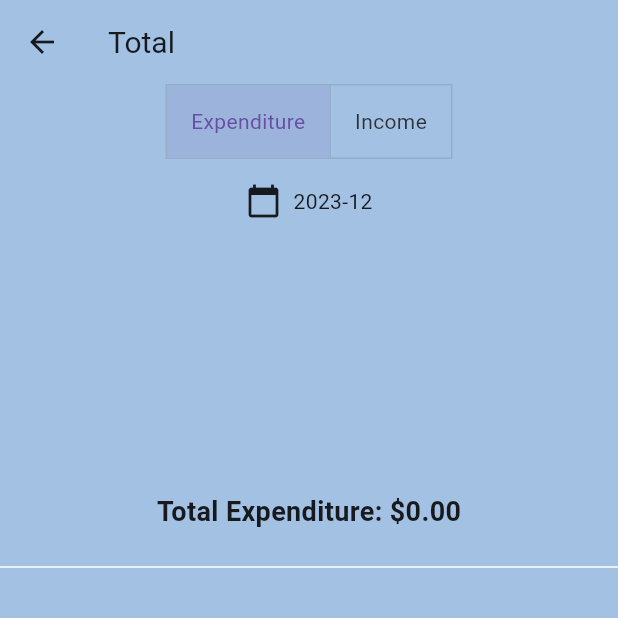
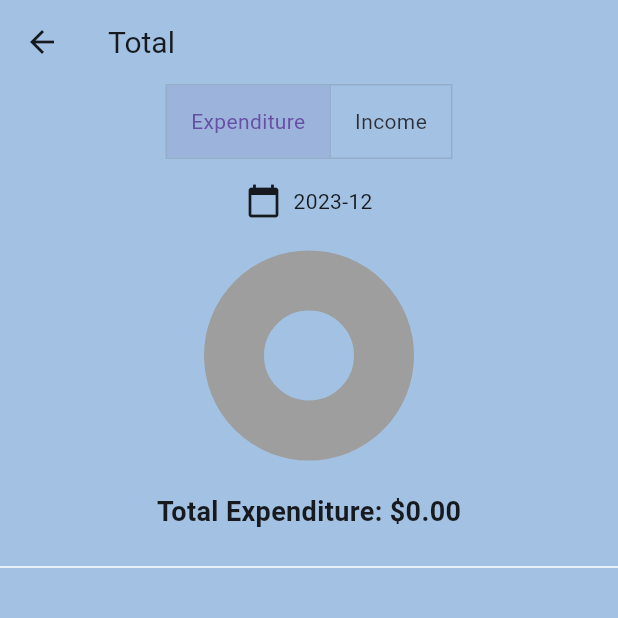
Before and after one commit to Lana0211/FMS, a Flutter app: the TotalScreen screen opened directly, after a tap on "Expenditure", on a phone screen of 412 x 824 dp, the top half of it. Run offline on Flutter 3.47's test engine with Material 3 defaults, Android fonts, the phone set to English and light mode, and no system bars; drawn by our look-alikes of fl_chart; network calls fail; Roboto replaces fonts that are missing (Montserrat).

Commit message:
total page empty pie

```diff
--- a/lib/total.dart
+++ b/lib/total.dart
@@ -19,22 +19,20 @@ class _TotalScreenState extends State<TotalScreen> {
   @override
   void initState() {
     super.initState();
-    fetchData(); // 初始时获取数据
+    fetchData(); // 初始化數據
   }
 
   Future<void> fetchData() async {
+    final String year = selectedDate.year.toString();
+    final String month = selectedDate.month.toString().padLeft(2, '0'); // 確保月份是兩位數
     final String endpoint = isExpenditure
-        ? 'http://10.0.2.2:5000/api/expenditures'
-        : 'http://10.0.2.2:5000/api/incomes';
+        ? 'http://10.0.2.2:5000/api/expenditures?year=$year&month=$month'
+        : 'http://10.0.2.2:5000/api/incomes?year=$year&month=$month';
+
     try {
       final response = await http.get(Uri.parse(endpoint));
       if (response.statusCode == 200) {
         final Map<String, dynamic> data = json.decode(response.body);
-        // setState(() {
-        //   // 根据返回的 JSON 结构解析数据
-        //   typeAndAmountList = List<Map<String, dynamic>>.from(data['expenditure']);
-        //   totalAmount = double.parse(data['total_amount']);
-        // });
         if (isExpenditure) {
           // 处理支出数据
           if (data['expenditures'] != null) {
@@ -43,7 +41,6 @@ class _TotalScreenState extends State<TotalScreen> {
               totalAmount = double.parse(data['total_amount']);
             });
           } else {
-            // 如果 data['income'] 为 null，则应对 typeAndAmountList 进行适当处理
             setState(() {
               typeAndAmountList = [];
               totalAmount = 0.0;
@@ -57,7 +54,6 @@ class _TotalScreenState extends State<TotalScreen> {
               totalAmount = double.parse(data['total_amount']);
             });
           } else {
-            // 如果 data['income'] 为 null，则应对 typeAndAmountList 进行适当处理
             setState(() {
               typeAndAmountList = [];
               totalAmount = 0.0;
@@ -73,19 +69,23 @@ class _TotalScreenState extends State<TotalScreen> {
   }
 
   Future<void> _selectDate(BuildContext context) async {
+    final initialDate = DateTime(selectedDate.year, selectedDate.month, 1);
+
     final DateTime? picked = await showDatePicker(
       context: context,
-      initialDate: selectedDate,
+      initialDate: selectedDate.isAfter(DateTime.now()) ? DateTime.now() : initialDate,
       firstDate: DateTime(2000),
-      lastDate: DateTime(2023),
-      initialEntryMode: DatePickerEntryMode.calendarOnly, // 顯示日曆
-      // 只允許選擇年/月
+      lastDate: DateTime(2025),
+      initialEntryMode: DatePickerEntryMode.calendarOnly,
       selectableDayPredicate: (DateTime day) => day.day == 1,
     );
     if (picked != null && picked != selectedDate) {
       setState(() {
         selectedDate = DateTime(picked.year, picked.month);
+        typeAndAmountList = []; // 清空列表
+        totalAmount = 0.0; // 重置總價
       });
+      fetchData(); // 獲得新數據
     }
   }
 
@@ -134,27 +134,51 @@ class _TotalScreenState extends State<TotalScreen> {
             onTap: () => _selectDate(context), // 綁定 _selectDate
           ),
 
-          _buildPieChart(),
-          _buildTotalAmount(),
-          const Divider(
-            color: Colors.white,
-            thickness: 1.0,
-          ),
-          // Type and Amount
-          _buildTypeAndAmountList(context),
+          if (typeAndAmountList.isNotEmpty) ...[
+            _buildPieChart(),
+            _buildTotalAmount(),
+            const Divider(color: Colors.white, thickness: 1.0),
+            _buildTypeAndAmountList(context),
+          ] else ...[
+            _buildEmptyPieChart(),
+            _buildTotalAmount(),
+            const Divider(color: Colors.white, thickness: 1.0),
+          ],
         ],
       ),
     );
   }
 
+  Widget _buildEmptyPieChart() {
+    return Container(
+      padding: const EdgeInsets.all(5.0),
+      width: 100.0,
+      height: 150.0,
+      child: PieChart(
+        PieChartData(
+          sections: [
+            PieChartSectionData(
+              color: Colors.grey,
+              value: 100, // 一个满圆
+              title: '', // 没有标题
+            ),
+          ],
+          centerSpaceRadius: 30.0,
+          borderData: FlBorderData(show: false),
+          sectionsSpace: 0,
+        ),
+      ),
+    );
+  }
 
   Widget _buildPieChart() {
     List<PieChartSectionData> sections = typeAndAmountList.map((dataItem) {
       int index = typeAndAmountList.indexOf(dataItem);
+      int roundedAmount = double.parse(dataItem['amount'].toString()).round();
       return PieChartSectionData(
         color: Colors.primaries[index % Colors.primaries.length],
-        value: double.parse(dataItem['amount'].toString()), // 确保转换为 double 类型
-        title: '${dataItem['amount']}',
+        value: roundedAmount.toDouble(), // 必須為double
+        title: '$roundedAmount',
       );
     }).toList();
 
@@ -186,7 +210,6 @@ class _TotalScreenState extends State<TotalScreen> {
   }
 
   Widget _buildTypeAndAmountList(BuildContext context) {
-    final String typeLabel = isExpenditure ? 'expenditure' : 'income';
     return Expanded(
       child: ListView.builder(
         itemCount: typeAndAmountList.length,
```
